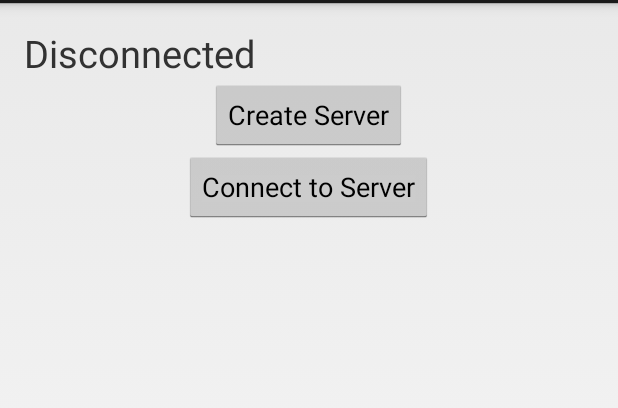
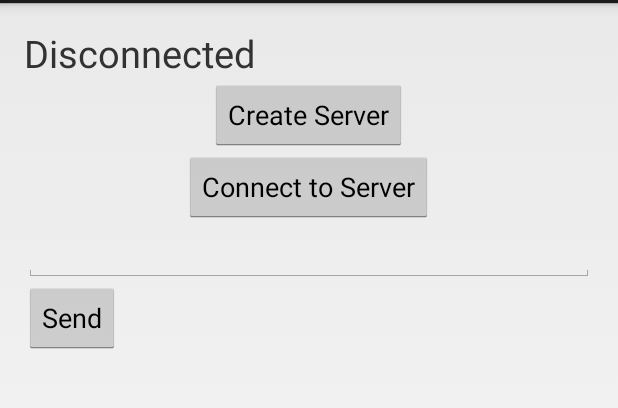
Before and after one commit to DeveloperPaul123/SimpleBluetoothLibrary, an Android app: the screen it shows after launch (MainActivity), on a phone screen of 412 x 824 dp, the part 69-477 px from its top. Run offline under Robolectric (Android 15) with nearby library versions, the phone set to English and light mode, and no system bars.

Commit message:
Revising features

```diff
--- a/app/src/main/java/com/devpaul/bluetoothutilitydemo/MainActivity.java
+++ b/app/src/main/java/com/devpaul/bluetoothutilitydemo/MainActivity.java
@@ -9,6 +9,7 @@ import android.view.Menu;
 import android.view.MenuItem;
 import android.view.View;
 import android.widget.Button;
+import android.widget.EditText;
 import android.widget.TextView;
 import android.widget.Toast;
 
@@ -25,8 +26,10 @@ public class MainActivity extends Activity {
     private SimpleBluetooth simpleBluetooth;
     private static final int SCAN_REQUEST = 119;
     private static final int CHOOSE_SERVER_REQUEST = 120;
-    private Button createServer, connectToServer;
+    private Button createServer, connectToServer, sendData;
     private TextView connectionState;
+    boolean isConnected;
+    private EditText dataToSend;
     private String curMacAddress;
 
     @Override
@@ -34,17 +37,57 @@ public class MainActivity extends Activity {
         super.onResume();
         simpleBluetooth = new SimpleBluetooth(this, this);
         simpleBluetooth.initializeSimpleBluetooth();
+        simpleBluetooth.setSimpleBluetoothListener(new SimpleBluetoothListener() {
+
+            @Override
+            public void onBluetoothDataReceived(byte[] bytes, String data) {
+                //read the data coming in.
+                Toast.makeText(MainActivity.this, "Data: " + data, Toast.LENGTH_SHORT).show();
+                connectionState.setText("Data: " + data);
+                isConnected = false;
+                Log.w("SIMPLEBT", "Data received");
+            }
+
+            @Override
+            public void onDeviceConnected(BluetoothDevice device) {
+                //a device is connected so you can now send stuff to it
+                Toast.makeText(MainActivity.this, "Connected!", Toast.LENGTH_SHORT).show();
+                connectionState.setText("Connected");
+                isConnected = true;
+                Log.w("SIMPLEBT", "Device connected");
+            }
+
+            @Override
+            public void onDeviceDisconnected(BluetoothDevice device) {
+                // device was disconnected so connect it again?
+                Toast.makeText(MainActivity.this, "Disconnected!", Toast.LENGTH_SHORT).show();
+                connectionState.setText("Disconnected");
+                Log.w("SIMPLEBT", "Device disconnected");
+            }
+
+            @Override
+            public void onDiscoveryStarted() {
+                //scan for other devices.
+            }
+
+            @Override
+            public void onDiscoveryFinished() {
+                //scan was finished or done.
+            }
+        });
     }
 
     @Override
     protected void onCreate(Bundle savedInstanceState) {
         super.onCreate(savedInstanceState);
         setContentView(R.layout.activity_main);
-
+        isConnected = false;
         connectionState = (TextView) findViewById(R.id.connection_state);
         connectionState.setText("Disconnected");
         createServer = (Button) findViewById(R.id.create_server_button);
         connectToServer = (Button) findViewById(R.id.connect_to_server);
+        dataToSend = (EditText) findViewById(R.id.data_to_send);
+        sendData = (Button) findViewById(R.id.send_data);
 
         createServer.setOnClickListener(new View.OnClickListener() {
             @Override
@@ -63,6 +106,16 @@ public class MainActivity extends Activity {
                 }
             }
         });
+
+        sendData.setOnClickListener(new View.OnClickListener() {
+            @Override
+            public void onClick(View view) {
+                if(isConnected) {
+                    simpleBluetooth.sendData(dataToSend.getText().toString());
+                }
+            }
+        });
+
     }
 
 
@@ -101,42 +154,7 @@ public class MainActivity extends Activity {
                 } else {
                     simpleBluetooth.connectToBluetoothServer(curMacAddress);
                 }
-                simpleBluetooth.setSimpleBluetoothListener(new SimpleBluetoothListener() {
 
-                    @Override
-                    public void onBluetoothDataReceived(byte[] bytes, String data) {
-                        //read the data coming in.
-                        Toast.makeText(MainActivity.this, "Data: " + data, Toast.LENGTH_SHORT).show();
-                        connectionState.setText("Data: " + data);
-                        Log.w("SIMPLEBT", "Data received");
-                    }
-
-                    @Override
-                    public void onDeviceConnected(BluetoothDevice device) {
-                        //a device is connected so you can now send stuff to it
-                        Toast.makeText(MainActivity.this, "Connected!", Toast.LENGTH_SHORT).show();
-                        connectionState.setText("Connected");
-                        Log.w("SIMPLEBT", "Device connected");
-                    }
-
-                    @Override
-                    public void onDeviceDisconnected(BluetoothDevice device) {
-                        // device was disconnected so connect it again?
-                        Toast.makeText(MainActivity.this, "Disconnected!", Toast.LENGTH_SHORT).show();
-                        connectionState.setText("Disconnected");
-                        Log.w("SIMPLEBT", "Device disconnected");
-                    }
-
-                    @Override
-                    public void onDiscoveryStarted() {
-                        //scan for other devices.
-                    }
-
-                    @Override
-                    public void onDiscoveryFinished() {
-                        //scan was finished or done.
-                    }
-                });
             }
         }
     }
--- a/app/src/main/res/layout/activity_main.xml
+++ b/app/src/main/res/layout/activity_main.xml
@@ -30,4 +30,17 @@
         android:layout_below="@id/create_server_button"
         android:text="Connect to Server"/>
 
+    <EditText
+        android:id="@+id/data_to_send"
+        android:layout_below="@id/connect_to_server"
+        android:layout_width="fill_parent"
+        android:layout_height="wrap_content" />
+
+    <Button
+        android:id="@+id/send_data"
+        android:layout_below="@id/data_to_send"
+        android:layout_width="wrap_content"
+        android:layout_height="wrap_content"
+        android:text="Send"/>
+
 </RelativeLayout>
--- a/btutillib/build.gradle
+++ b/btutillib/build.gradle
@@ -23,7 +23,7 @@ android {
 }
 
 dependencies {
-    compile fileTree(dir: 'libs', include: ['*.jar'])
+    compile fileTree(include: ['*.jar'], dir: 'libs')
 }
 
 apply from: '../maven_push.gradle'
--- a/btutillib/src/main/AndroidManifest.xml
+++ b/btutillib/src/main/AndroidManifest.xml
@@ -12,8 +12,10 @@
         <activity
             android:name=".dialogs.DeviceDialog"
             android:label="@string/title_activity_bluetooth_dialog"
-            android:theme="@android:style/Theme.Holo.Dialog">
+            android:theme="@android:style/Theme.Holo.Light.Dialog.NoActionBar">
         </activity>
+
     </application>
 
+
 </manifest>
--- a/btutillib/src/main/java/com/devpaul/bluetoothutillib/dialogs/DeviceDialog.java
+++ b/btutillib/src/main/java/com/devpaul/bluetoothutillib/dialogs/DeviceDialog.java
@@ -23,6 +23,9 @@ import com.devpaul.bluetoothutillib.utils.BluetoothUtility;
 import java.util.ArrayList;
 import java.util.List;
 
+/**
+ * Dialog for choosing a paired bluetooth device or scanning for new, available devices.
+ */
 public class DeviceDialog extends BaseBluetoothActivity {
 
     /**
--- a/btutillib/src/main/res/layout/devpaul_bluetooth_list_item_layout.xml
+++ b/btutillib/src/main/res/layout/devpaul_bluetooth_list_item_layout.xml
@@ -1,8 +1,9 @@
 <?xml version="1.0" encoding="utf-8"?>
 
 <LinearLayout xmlns:android="http://schemas.android.com/apk/res/android"
-    android:orientation="vertical" android:layout_width="match_parent"
-    android:layout_height="match_parent">
+    android:orientation="vertical" android:layout_width="fill_parent"
+    android:layout_height="wrap_content"
+    android:padding="8dip">
 
     <TextView
         android:layout_width="wrap_content"
@@ -19,4 +20,5 @@
         android:textAllCaps="true"
         android:textStyle="bold"
         android:id="@+id/bluetooth_device_address" />
+
 </LinearLayout>
--- a/gradle.properties
+++ b/gradle.properties
@@ -17,7 +17,7 @@
 # http://www.gradle.org/docs/current/userguide/multi_project_builds.html#sec:decoupled_projects
 # org.gradle.parallel=true
 
-VERSION_NAME=1.0-SNAPSHOT
+VERSION_NAME=1.0
 VERSION_CODE=1
 GROUP=com.github.developerpaul123.simplebluetoothlibrary
 POM_DESCRIPTION=Android Simple Bluetooth Library
```
Also changed, not shown: btutillib/src/main/java/com/devpaul/bluetoothutillib/SimpleBluetooth.java (+39 -8 lines), btutillib/src/main/java/com/devpaul/bluetoothutillib/utils/BluetoothUtility.java (+22 -15 lines), btutillib/src/main/res/drawable/card.xml (added, +33 -0 lines), btutillib/src/main/res/layout/activity_bluetooth_dialog.xml (+4 -4 lines), btutillib/src/main/res/values/colors.xml (added, +8 -0 lines), 1 other file.
